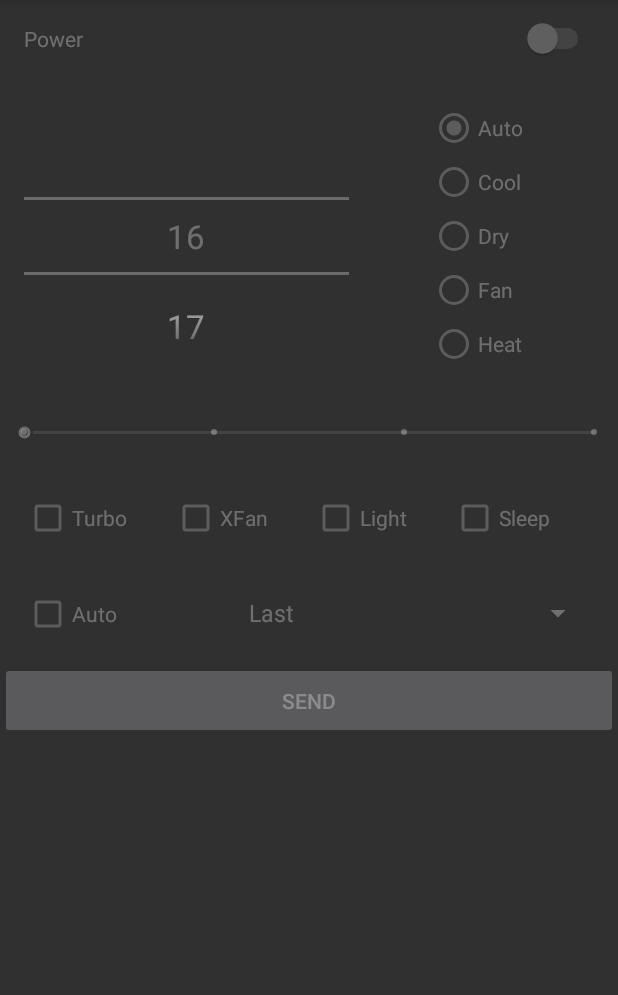
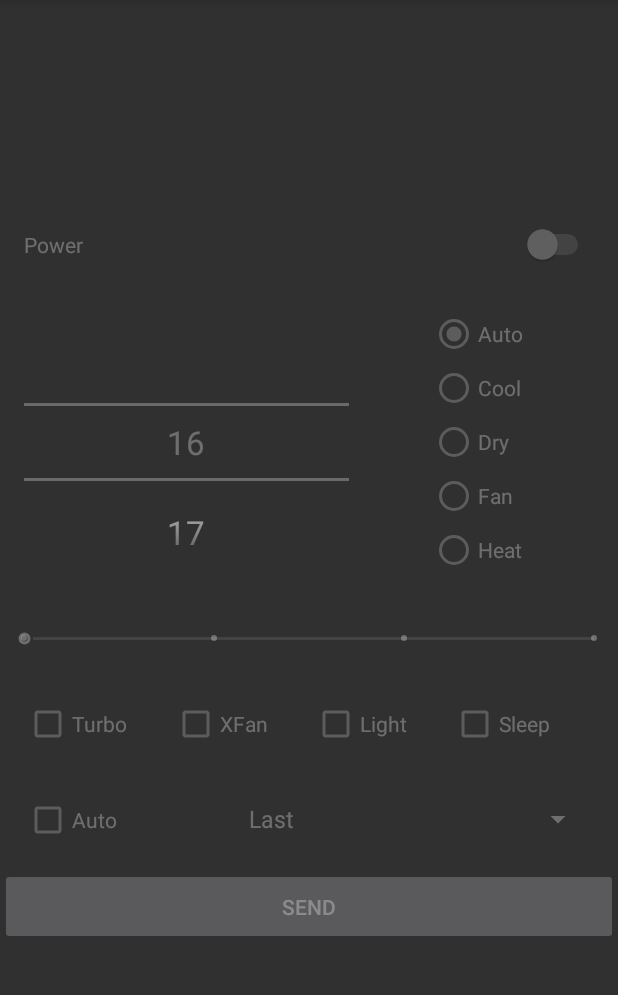
Before and after one commit to andrewshulgin/cooper-hunter-remote, an Android app: the screen it shows after launch (MainActivity), on a phone screen of 412 x 824 dp, the part 84-1079 px from its top. Run offline under Robolectric (Android 15) with nearby library versions, the phone set to English and light mode, and no system bars.

Commit message:
android: vertically centered layout

```diff
--- a/cooper-hunter-remote-android/app/src/main/res/layout/activity_main.xml
+++ b/cooper-hunter-remote-android/app/src/main/res/layout/activity_main.xml
@@ -1,15 +1,21 @@
 <?xml version="1.0" encoding="utf-8"?>
 
-<androidx.core.widget.NestedScrollView xmlns:android="http://schemas.android.com/apk/res/android"
+<LinearLayout xmlns:android="http://schemas.android.com/apk/res/android"
     xmlns:app="http://schemas.android.com/apk/res-auto"
     xmlns:tools="http://schemas.android.com/tools"
     android:layout_width="match_parent"
     android:layout_height="match_parent"
+    android:gravity="center"
     tools:context=".MainActivity">
+
+    <ScrollView
+        android:layout_width="match_parent"
+        android:layout_height="wrap_content">
 
         <androidx.constraintlayout.widget.ConstraintLayout
             android:layout_width="match_parent"
-        android:layout_height="match_parent"
+            android:layout_height="wrap_content"
+            android:gravity="center"
             app:layout_constraintLeft_toLeftOf="parent"
             app:layout_constraintRight_toRightOf="parent"
             app:layout_constraintTop_toTopOf="parent">
@@ -181,4 +187,5 @@
                 app:layout_constraintTop_toBottomOf="@id/swingGroup" />
 
         </androidx.constraintlayout.widget.ConstraintLayout>
-</androidx.core.widget.NestedScrollView>
+    </ScrollView>
+</LinearLayout>
```
Lines whose indentation alone changed are shown as unchanged.
